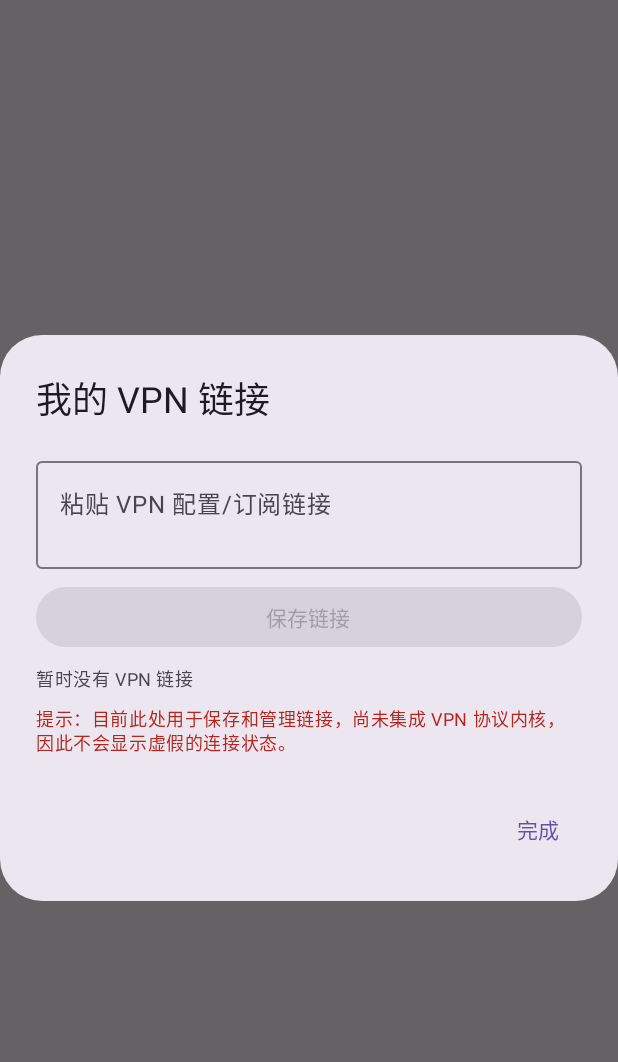
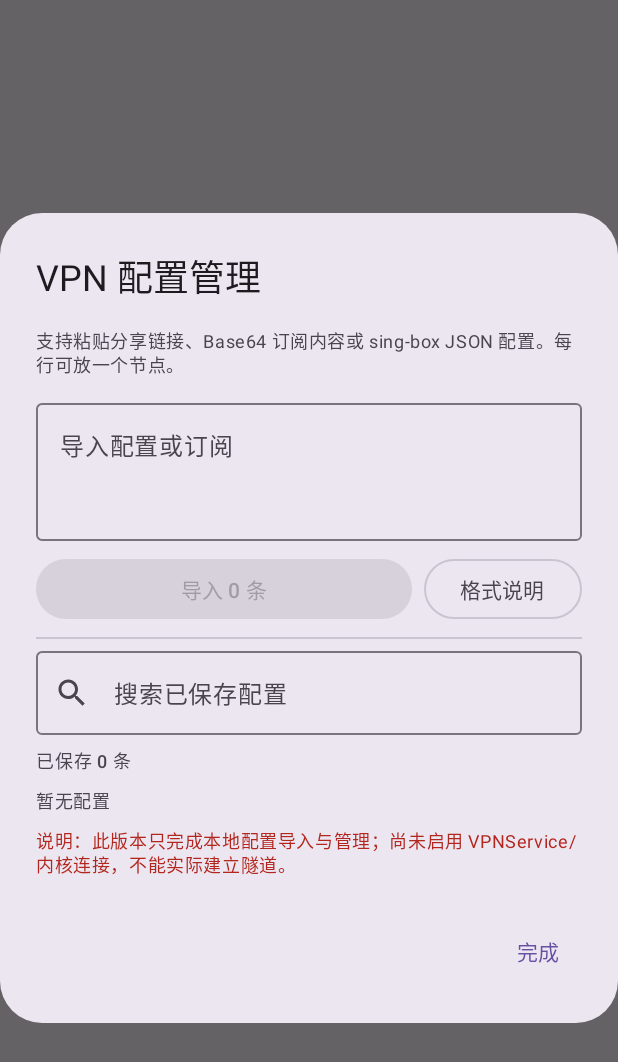
Before and after one commit to avm089/ThreePlatformCheckin, an Android app built with Jetpack Compose: the composable VpnLinksDialog called with empty values, on a phone screen of 412 x 824 dp. Shown: the top 1062 px of the screen. Run offline under Robolectric (Android 15) with nearby library versions, the phone set to English and light mode, and no system bars; pictures from the network do not load; 1 statement that could not run was skipped.

Commit message:
Add VPN profile import and local management

```diff
--- a/app/src/main/java/com/webbox/app/MainActivity.kt
+++ b/app/src/main/java/com/webbox/app/MainActivity.kt
@@ -901,43 +901,94 @@ private fun loadVpnLinks(context: Context): List<String> {
     } catch (_: Exception) { emptyList() }
 }
 
+private fun expandVpnImport(raw: String): List<String> {
+    val input = raw.trim()
+    if (input.isBlank()) return emptyList()
+    val lines = input.lineSequence().map { it.trim() }.filter { it.isNotBlank() && !it.startsWith("#") }.toList()
+    val expanded = lines.flatMap { line ->
+        when {
+            line.startsWith("{") || line.startsWith("[") -> listOf(line)
+            line.startsWith("http://", true) || line.startsWith("https://", true) -> listOf(line)
+            line.contains("://") -> listOf(line)
+            else -> {
+                val decoded = try {
+                    android.util.Base64.decode(line, android.util.Base64.DEFAULT).toString(Charsets.UTF_8).trim()
+                } catch (_: Exception) { "" }
+                if (decoded.isNotBlank() && decoded != line && (decoded.contains("://") || decoded.startsWith("{") || decoded.startsWith("["))) {
+                    decoded.lineSequence().map { it.trim() }.filter { it.isNotBlank() && !it.startsWith("#") }.toList()
+                } else listOf(line)
+            }
+        }
+    }
+    return expanded.distinct()
+}
+
 @Composable
 private fun VpnLinksDialog(links: List<String>, onSave: (List<String>) -> Unit, onDismiss: () -> Unit) {
-    var newLink by remember { mutableStateOf("") }
+    val context = LocalContext.current
+    var importText by remember { mutableStateOf("") }
+    var filter by remember { mutableStateOf("") }
+    var showHelp by remember { mutableStateOf(false) }
+    val imported = remember(importText) { expandVpnImport(importText) }
+    val visibleLinks = links.filter { it.contains(filter, true) }
     AlertDialog(
         onDismissRequest = onDismiss,
-        title = { Text("我的 VPN 链接") },
+        title = { Text("VPN 配置管理") },
         text = {
             Column(verticalArrangement = Arrangement.spacedBy(8.dp)) {
+                Text("支持粘贴分享链接、Base64 订阅内容或 sing-box JSON 配置。每行可放一个节点。", style = MaterialTheme.typography.bodySmall)
                 OutlinedTextField(
-                    value = newLink,
-                    onValueChange = { newLink = it },
+                    value = importText,
+                    onValueChange = { importText = it },
                     modifier = Modifier.fillMaxWidth(),
-                    label = { Text("粘贴 VPN 配置/订阅链接") },
-                    placeholder = { Text("https://… 或协议分享链接") },
-                    minLines = 2
+                    label = { Text("导入配置或订阅") },
+                    placeholder = { Text("vless://…、vmess://…、trojan://…、https://订阅地址或 JSON") },
+                    minLines = 3,
+                    maxLines = 6
                 )
-                Button(
-                    onClick = {
-                        val value = newLink.trim()
-                        if (value.isNotBlank() && value !in links) onSave(links + value)
-                        newLink = ""
-                    },
-                    enabled = newLink.isNotBlank(),
-                    modifier = Modifier.fillMaxWidth()
-                ) { Text("保存链接") }
-                if (links.isEmpty()) Text("暂时没有 VPN 链接", style = MaterialTheme.typography.bodySmall)
-                else LazyColumn(Modifier.heightIn(max = 180.dp)) {
-                    items(links) { link ->
+                Row(horizontalArrangement = Arrangement.spacedBy(8.dp)) {
+                    Button(
+                        onClick = {
+                            val before = links.size
+                            onSave((links + imported).distinct())
+                            importText = ""
+                            Toast.makeText(context, "已保存新增 ${(links + imported).distinct().size - before} 条", Toast.LENGTH_SHORT).show()
+                        },
+                        enabled = imported.isNotEmpty(),
+                        modifier = Modifier.weight(1f)
+                    ) { Text("导入 ${imported.size} 条") }
+                    OutlinedButton(onClick = { showHelp = !showHelp }) { Text("格式说明") }
+                }
+                if (showHelp) {
+                    Text("分享链接：VLESS / VMess / Trojan / Shadowsocks / Hysteria / Hysteria2 / TUIC / WireGuard / AnyTLS 等。\nJSON：可粘贴 sing-box 配置文件。\n订阅 URL：当前保存地址；自动拉取解析和内核连接仍需接入。", style = MaterialTheme.typography.bodySmall)
+                }
+                Divider()
+                OutlinedTextField(
+                    value = filter,
+                    onValueChange = { filter = it },
+                    modifier = Modifier.fillMaxWidth(),
+                    singleLine = true,
+                    placeholder = { Text("搜索已保存配置") },
+                    leadingIcon = { Icon(Icons.Default.Search, contentDescription = null) }
+                )
+                Text("已保存 ${links.size} 条", style = MaterialTheme.typography.labelMedium)
+                if (visibleLinks.isEmpty()) Text("暂无配置", style = MaterialTheme.typography.bodySmall)
+                else LazyColumn(Modifier.heightIn(max = 220.dp), verticalArrangement = Arrangement.spacedBy(6.dp)) {
+                    items(visibleLinks) { link ->
                         Row(verticalAlignment = Alignment.CenterVertically) {
                             Text(link, modifier = Modifier.weight(1f), maxLines = 2, style = MaterialTheme.typography.bodySmall)
+                            IconButton(onClick = {
+                                val clipboard = context.getSystemService(Context.CLIPBOARD_SERVICE) as android.content.ClipboardManager
+                                clipboard.setPrimaryClip(android.content.ClipData.newPlainText("VPN 配置", link))
+                                Toast.makeText(context, "已复制", Toast.LENGTH_SHORT).show()
+                            }) { Icon(Icons.Default.ContentCopy, contentDescription = "复制") }
                             IconButton(onClick = { onSave(links - link) }) {
-                                Icon(Icons.Default.Delete, contentDescription = "删除链接")
-                            }
-                        }
-                    }
-                }
-                Text("提示：目前此处用于保存和管理链接，尚未集成 VPN 协议内核，因此不会显示虚假的连接状态。", color = MaterialTheme.colorScheme.error, style = MaterialTheme.typography.bodySmall)
+                                Icon(Icons.Default.Delete, contentDescription = "删除配置")
+                            }
+                        }
+                    }
+                }
+                Text("说明：此版本只完成本地配置导入与管理；尚未启用 VPNService/内核连接，不能实际建立隧道。", color = MaterialTheme.colorScheme.error, style = MaterialTheme.typography.bodySmall)
             }
         },
         confirmButton = { TextButton(onClick = onDismiss) { Text("完成") } }
```
